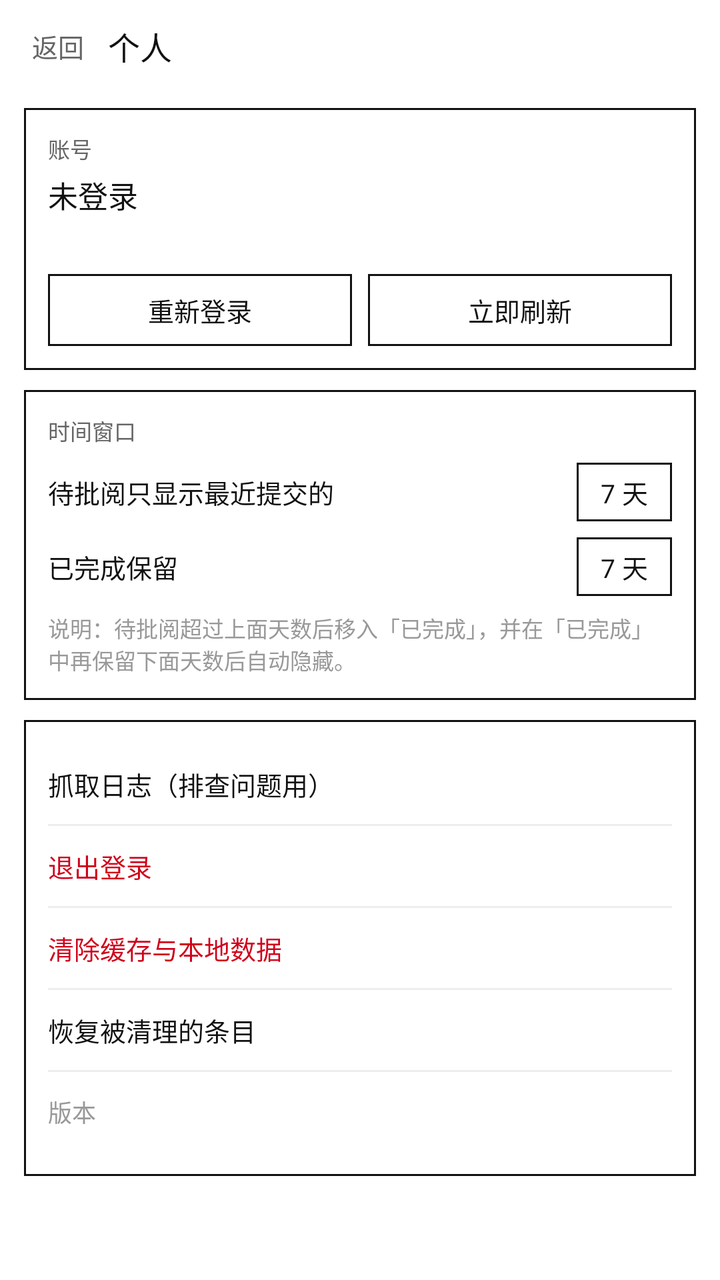
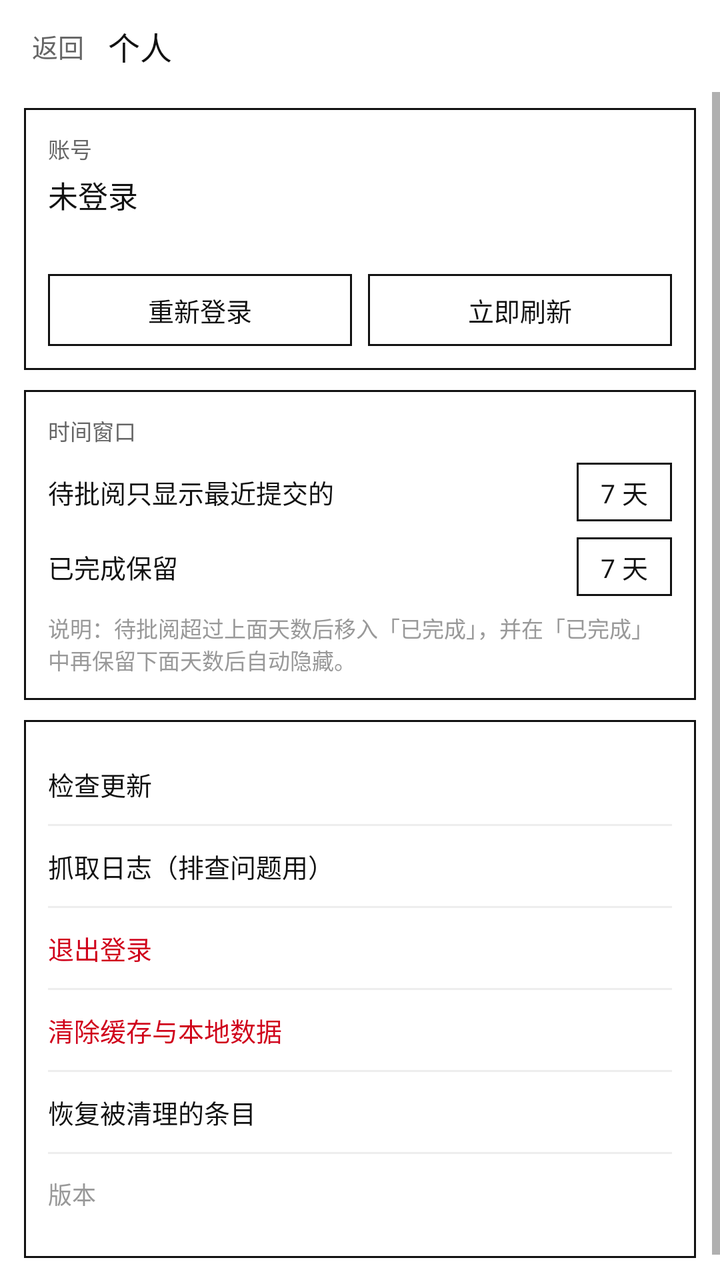

The first picture is an Android layout as it rendered before a commit; the second is the same layout after the commit. The layout source and the unified diff follow.
<!-- AndroidManifest.xml: application theme Theme.Board -->
<!-- res/layout/activity_settings.xml -->
<?xml version="1.0" encoding="utf-8"?>
<LinearLayout xmlns:android="http://schemas.android.com/apk/res/android"
    android:layout_width="match_parent"
    android:layout_height="match_parent"
    android:background="#FFFFFF"
    android:orientation="vertical">

    <LinearLayout
        android:layout_width="match_parent"
        android:layout_height="46dp"
        android:orientation="horizontal"
        android:paddingLeft="12dp"
        android:paddingRight="12dp">

        <TextView
            android:id="@+id/btnBack"
            android:layout_width="wrap_content"
            android:layout_height="match_parent"
            android:gravity="center_vertical"
            android:paddingLeft="4dp"
            android:paddingRight="12dp"
            android:text="返回"
            android:textColor="#666666"
            android:textSize="13sp" />

        <TextView
            android:layout_width="0dp"
            android:layout_height="match_parent"
            android:layout_weight="1"
            android:gravity="center_vertical"
            android:text="个人"
            android:textColor="#111111"
            android:textSize="16sp" />
    </LinearLayout>

    <ScrollView
        android:layout_width="match_parent"
        android:layout_height="0dp"
        android:layout_weight="1">

        <LinearLayout
            android:layout_width="match_parent"
            android:layout_height="wrap_content"
            android:orientation="vertical"
            android:paddingLeft="12dp"
            android:paddingRight="12dp"
            android:paddingBottom="24dp">

            
            <LinearLayout
                android:layout_width="match_parent"
                android:layout_height="wrap_content"
                android:layout_marginTop="8dp"
                android:background="@drawable/box"
                android:orientation="vertical"
                android:padding="12dp">

                <TextView
                    android:layout_width="wrap_content"
                    android:layout_height="wrap_content"
                    android:text="账号"
                    android:textColor="#666666"
                    android:textSize="11sp" />

                <TextView
                    android:id="@+id/tvAccount"
                    android:layout_width="match_parent"
                    android:layout_height="wrap_content"
                    android:layout_marginTop="4dp"
                    android:text="未登录"
                    android:textColor="#111111"
                    android:textSize="15sp" />

                <TextView
                    android:id="@+id/tvSync"
                    android:layout_width="match_parent"
                    android:layout_height="wrap_content"
                    android:layout_marginTop="4dp"
                    android:text=""
                    android:textColor="#888888"
                    android:textSize="11sp" />

                <LinearLayout
                    android:layout_width="match_parent"
                    android:layout_height="wrap_content"
                    android:layout_marginTop="10dp"
                    android:orientation="horizontal">

                    <TextView
                        android:id="@+id/btnRelogin"
                        android:layout_width="0dp"
                        android:layout_height="36dp"
                        android:layout_marginRight="8dp"
                        android:layout_weight="1"
                        android:background="@drawable/box"
                        android:gravity="center"
                        android:text="重新登录"
                        android:textColor="#111111"
                        android:textSize="13sp" />

                    <TextView
                        android:id="@+id/btnRefresh"
                        android:layout_width="0dp"
                        android:layout_height="36dp"
                        android:layout_weight="1"
                        android:background="@drawable/box"
                        android:gravity="center"
                        android:text="立即刷新"
                        android:textColor="#111111"
                        android:textSize="13sp" />
                </LinearLayout>
            </LinearLayout>

            
            <LinearLayout
                android:layout_width="match_parent"
                android:layout_height="wrap_content"
                android:layout_marginTop="10dp"
                android:background="@drawable/box"
                android:orientation="vertical"
                android:padding="12dp">

                <TextView
                    android:layout_width="wrap_content"
                    android:layout_height="wrap_content"
                    android:text="时间窗口"
                    android:textColor="#666666"
                    android:textSize="11sp" />

                <LinearLayout
                    android:layout_width="match_parent"
                    android:layout_height="wrap_content"
                    android:layout_marginTop="8dp"
                    android:gravity="center_vertical"
                    android:orientation="horizontal">

                    <TextView
                        android:layout_width="0dp"
                        android:layout_height="wrap_content"
                        android:layout_weight="1"
                        android:text="待批阅只显示最近提交的"
                        android:textColor="#111111"
                        android:textSize="13sp" />

                    <TextView
                        android:id="@+id/btnX"
                        android:layout_width="wrap_content"
                        android:layout_height="wrap_content"
                        android:background="@drawable/box"
                        android:paddingLeft="12dp"
                        android:paddingTop="5dp"
                        android:paddingRight="12dp"
                        android:paddingBottom="5dp"
                        android:text="7 天"
                        android:textColor="#111111"
                        android:textSize="13sp" />
                </LinearLayout>

                <LinearLayout
                    android:layout_width="match_parent"
                    android:layout_height="wrap_content"
                    android:layout_marginTop="8dp"
                    android:gravity="center_vertical"
                    android:orientation="horizontal">

                    <TextView
                        android:layout_width="0dp"
                        android:layout_height="wrap_content"
                        android:layout_weight="1"
                        android:text="已完成保留"
                        android:textColor="#111111"
                        android:textSize="13sp" />

                    <TextView
                        android:id="@+id/btnY"
                        android:layout_width="wrap_content"
                        android:layout_height="wrap_content"
                        android:background="@drawable/box"
                        android:paddingLeft="12dp"
                        android:paddingTop="5dp"
                        android:paddingRight="12dp"
                        android:paddingBottom="5dp"
                        android:text="7 天"
                        android:textColor="#111111"
                        android:textSize="13sp" />
                </LinearLayout>

                <TextView
                    android:layout_width="match_parent"
                    android:layout_height="wrap_content"
                    android:layout_marginTop="8dp"
                    android:text="说明：待批阅超过上面天数后移入「已完成」，并在「已完成」中再保留下面天数后自动隐藏。"
                    android:textColor="#999999"
                    android:textSize="11sp" />
            </LinearLayout>

            
            <LinearLayout
                android:layout_width="match_parent"
                android:layout_height="wrap_content"
                android:layout_marginTop="10dp"
                android:background="@drawable/box"
                android:orientation="vertical"
                android:padding="12dp">

                <TextView
                    android:id="@+id/btnLog"
                    android:layout_width="match_parent"
                    android:layout_height="40dp"
                    android:gravity="center_vertical"
                    android:text="抓取日志（排查问题用）"
                    android:textColor="#111111"
                    android:textSize="13sp" />

                <View
                    android:layout_width="match_parent"
                    android:layout_height="1dp"
                    android:background="#EEEEEE" />

                <TextView
                    android:id="@+id/btnLogout"
                    android:layout_width="match_parent"
                    android:layout_height="40dp"
                    android:gravity="center_vertical"
                    android:text="退出登录"
                    android:textColor="#D0021B"
                    android:textSize="13sp" />

                <View
                    android:layout_width="match_parent"
                    android:layout_height="1dp"
                    android:background="#EEEEEE" />

                <TextView
                    android:id="@+id/btnClear"
                    android:layout_width="match_parent"
                    android:layout_height="40dp"
                    android:gravity="center_vertical"
                    android:text="清除缓存与本地数据"
                    android:textColor="#D0021B"
                    android:textSize="13sp" />

                <View
                    android:layout_width="match_parent"
                    android:layout_height="1dp"
                    android:background="#EEEEEE" />

                <TextView
                    android:id="@+id/btnRestore"
                    android:layout_width="match_parent"
                    android:layout_height="40dp"
                    android:gravity="center_vertical"
                    android:text="恢复被清理的条目"
                    android:textColor="#111111"
                    android:textSize="13sp" />

                <View
                    android:layout_width="match_parent"
                    android:layout_height="1dp"
                    android:background="#EEEEEE" />

                <TextView
                    android:id="@+id/tvVersion"
                    android:layout_width="match_parent"
                    android:layout_height="40dp"
                    android:gravity="center_vertical"
                    android:text="版本"
                    android:textColor="#999999"
                    android:textSize="12sp" />
            </LinearLayout>
        </LinearLayout>
    </ScrollView>
</LinearLayout>
<!-- resources referenced by this layout -->
<resources>
  <!-- drawable box (drawable) -->
  <?xml version="1.0" encoding="utf-8"?>
  <shape xmlns:android="http://schemas.android.com/apk/res/android"
      android:shape="rectangle">
      <solid android:color="#FFFFFF" />
      <stroke
          android:width="1dp"
          android:color="#111111" />
  </shape>
  <style name="Theme.Board" parent="Theme.AppCompat.Light.NoActionBar">
          <item name="android:windowBackground">#FFFFFF</item>
          <item name="android:statusBarColor">#FFFFFF</item>
          <item name="android:windowLightStatusBar">true</item>
          <item name="android:navigationBarColor">#FFFFFF</item>
          <item name="android:windowLightNavigationBar">true</item>
          <item name="colorAccent">#111111</item>
          <item name="android:textColorPrimary">#111111</item>
      </style>
</resources>

<!-- the commit's change to res/layout/activity_settings.xml (unified diff, before → after) -->
@@ -204,6 +204,20 @@
                 android:padding="12dp">
 
                 <TextView
+                    android:id="@+id/btnUpdate"
+                    android:layout_width="match_parent"
+                    android:layout_height="40dp"
+                    android:gravity="center_vertical"
+                    android:text="检查更新"
+                    android:textColor="#111111"
+                    android:textSize="13sp" />
+
+                <View
+                    android:layout_width="match_parent"
+                    android:layout_height="1dp"
+                    android:background="#EEEEEE" />
+
+                <TextView
                     android:id="@+id/btnLog"
                     android:layout_width="match_parent"
                     android:layout_height="40dp"
